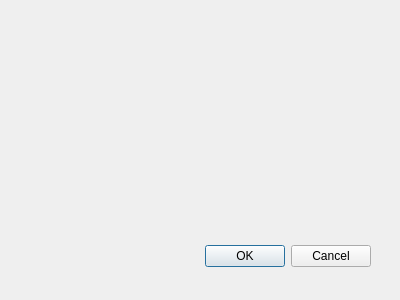
The window that src/ui/editparent.ui (ekaparulin/stammbaum) describes before a commit, drawn with Qt 5.
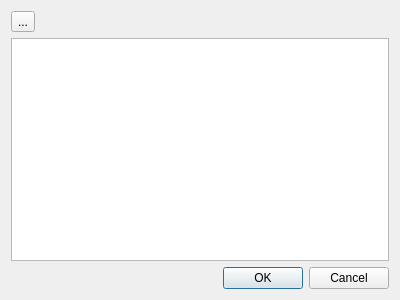
The same window after the commit. Icons and pictures are not drawn.

```diff
--- a/src/ui/editparent.ui
+++ b/src/ui/editparent.ui
@@ -15,15 +15,36 @@
   <property name="windowTitle">
    <string>Dialog</string>
   </property>
+  <layout class="QGridLayout" name="gridLayout">
+   <item row="0" column="0">
+    <widget class="QToolButton" name="addBtn">
+     <property name="text">
+      <string>...</string>
+     </property>
+     <property name="icon">
+      <iconset resource="../../res/stammbaum.qrc">
+       <normaloff>:/icons/plus.png</normaloff>:/icons/plus.png</iconset>
+     </property>
+    </widget>
+   </item>
+   <item row="0" column="1">
+    <spacer name="horizontalSpacer">
+     <property name="orientation">
+      <enum>Qt::Horizontal</enum>
+     </property>
+     <property name="sizeHint" stdset="0">
+      <size>
+       <width>337</width>
+       <height>20</height>
+      </size>
+     </property>
+    </spacer>
+   </item>
+   <item row="1" column="0" colspan="2">
+    <widget class="QTableView" name="tableView"/>
+   </item>
+   <item row="2" column="0" colspan="2">
   <widget class="QDialogButtonBox" name="buttonBox">
-   <property name="geometry">
-    <rect>
-     <x>30</x>
-     <y>240</y>
-     <width>341</width>
-     <height>32</height>
-    </rect>
-   </property>
    <property name="orientation">
     <enum>Qt::Horizontal</enum>
    </property>
@@ -31,6 +52,8 @@
     <set>QDialogButtonBox::Cancel|QDialogButtonBox::Ok</set>
    </property>
   </widget>
+   </item>
+  </layout>
  </widget>
  <pixmapfunction/>
  <resources/>
```
Left out of the diff: 9 changed lines with no effect on the pictures. Lines whose indentation alone changed are shown as unchanged.
